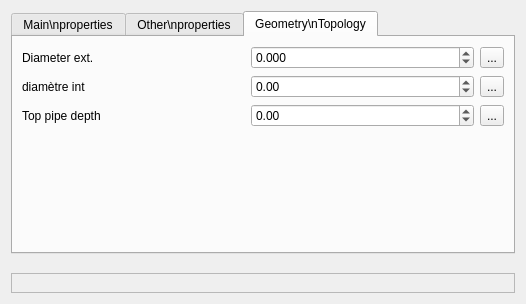
Above: Lamia/worktypeconf/base3_waterdistribution/qgswidgets/lamia_form_edge_ui_heatingnetwork.ui from Artelia/Lamia before the change. Below: the same form after it.
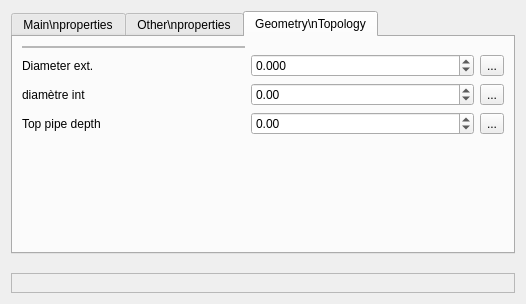
That is the form after the change. The open tabs and pages were chosen to show the change.

Diff of the .ui file:
```diff
--- a/Lamia/worktypeconf/base3_waterdistribution/qgswidgets/lamia_form_edge_ui_heatingnetwork.ui
+++ b/Lamia/worktypeconf/base3_waterdistribution/qgswidgets/lamia_form_edge_ui_heatingnetwork.ui
@@ -258,7 +258,7 @@
        <string>Geometry\nTopology</string>
       </attribute>
       <layout class="QGridLayout" name="gridLayout_4">
-       <item row="0" column="0">
+       <item row="1" column="0">
         <widget class="QLabel" name="label_2">
          <property name="text">
           <string>Diameter ext.</string>
@@ -268,14 +268,14 @@
          </property>
         </widget>
        </item>
-       <item row="0" column="2">
+       <item row="1" column="2">
         <widget class="QToolButton" name="toolButton_diametre">
          <property name="text">
           <string>...</string>
          </property>
         </widget>
        </item>
-       <item row="2" column="0">
+       <item row="3" column="0">
         <widget class="QLabel" name="label_10">
          <property name="text">
           <string>Top pipe depth</string>
@@ -285,7 +285,7 @@
          </property>
         </widget>
        </item>
-       <item row="2" column="1">
+       <item row="3" column="1">
         <widget class="QDoubleSpinBox" name="doubleSpinBox_gene">
          <property name="minimum">
           <double>-1.000000000000000</double>
@@ -295,14 +295,31 @@
          </property>
         </widget>
        </item>
+       <item row="2" column="1">
+        <widget class="QDoubleSpinBox" name="doubleSpinBox_diamint">
+         <property name="minimum">
+          <double>-1.000000000000000</double>
+         </property>
+         <property name="maximum">
+          <double>999999.000000000000000</double>
+         </property>
+        </widget>
+       </item>
        <item row="2" column="2">
+        <widget class="QToolButton" name="toolButton_diamint">
+         <property name="text">
+          <string>...</string>
+         </property>
+        </widget>
+       </item>
+       <item row="3" column="2">
         <widget class="QToolButton" name="toolButton_gene">
          <property name="text">
           <string>...</string>
          </property>
         </widget>
        </item>
-       <item row="0" column="1">
+       <item row="1" column="1">
         <widget class="QDoubleSpinBox" name="doubleSpinBox_diametre">
          <property name="decimals">
           <number>3</number>
@@ -315,7 +332,7 @@
          </property>
         </widget>
        </item>
-       <item row="3" column="1">
+       <item row="4" column="1">
         <spacer name="verticalSpacer_3">
          <property name="orientation">
           <enum>Qt::Vertical</enum>
@@ -328,7 +345,7 @@
          </property>
         </spacer>
        </item>
-       <item row="1" column="0">
+       <item row="2" column="0">
         <widget class="QLabel" name="label_8">
          <property name="text">
           <string>diamètre int</string>
@@ -338,21 +355,28 @@
          </property>
         </widget>
        </item>
-       <item row="1" column="1">
-        <widget class="QDoubleSpinBox" name="doubleSpinBox_diamint">
-         <property name="minimum">
-          <double>-1.000000000000000</double>
+       <item row="0" column="0">
+        <widget class="QFrame" name="frame_edgetonode">
+         <property name="frameShape">
+          <enum>QFrame::StyledPanel</enum>
          </property>
-         <property name="maximum">
-          <double>999999.000000000000000</double>
+         <property name="frameShadow">
+          <enum>QFrame::Raised</enum>
          </property>
-        </widget>
-       </item>
-       <item row="1" column="2">
-        <widget class="QToolButton" name="toolButton_diamint">
-         <property name="text">
-          <string>...</string>
-         </property>
+         <layout class="QVBoxLayout" name="verticalLayout_2">
+          <property name="leftMargin">
+           <number>0</number>
+          </property>
+          <property name="topMargin">
+           <number>0</number>
+          </property>
+          <property name="rightMargin">
+           <number>0</number>
+          </property>
+          <property name="bottomMargin">
+           <number>0</number>
+          </property>
+         </layout>
         </widget>
        </item>
       </layout>
```
Left out of the diff: 2 changed lines with no effect on the pictures.
